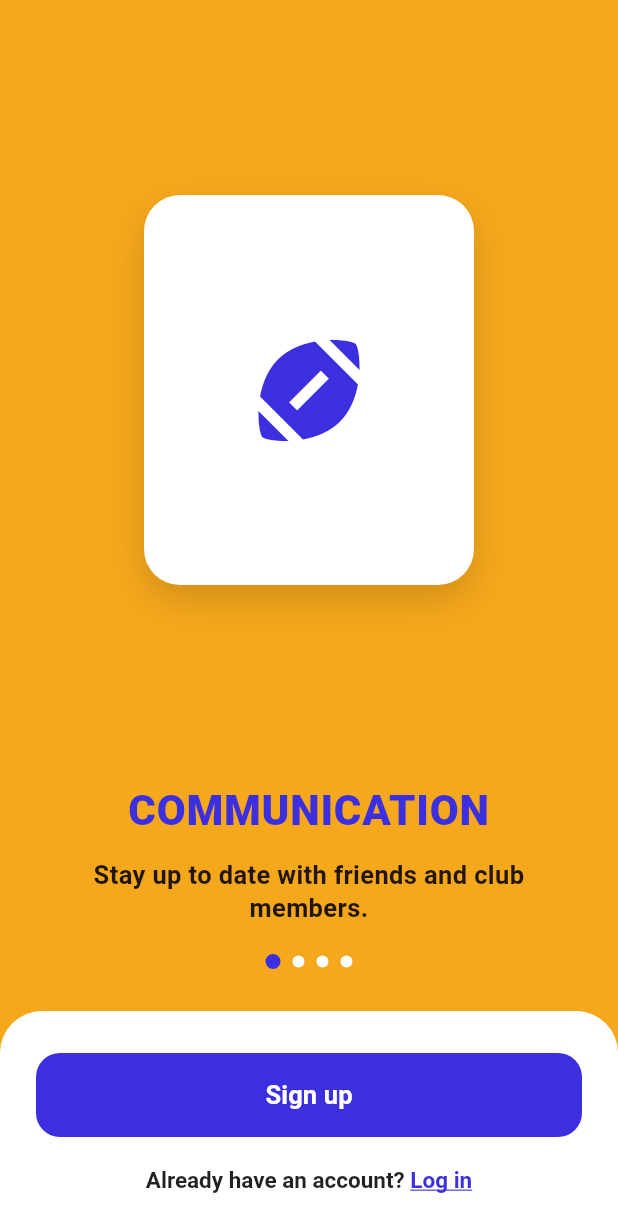
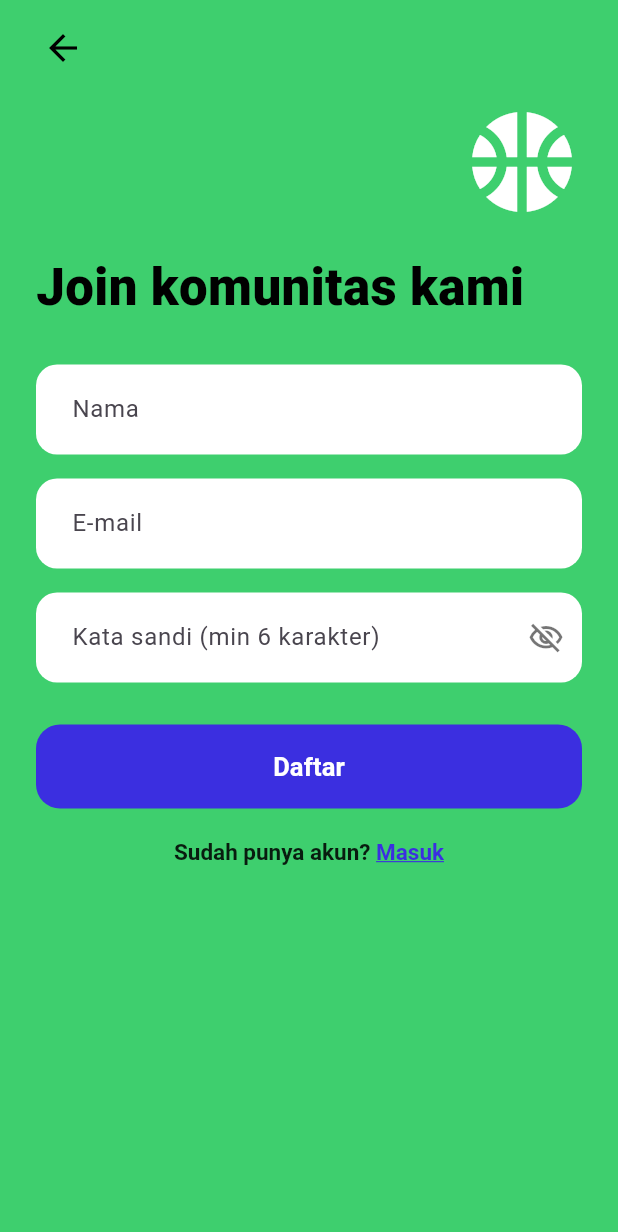
Before and after one commit to almars0306-pixel/Mobile-Programming-Sem3-Reclub-, a Flutter app: the screen it shows after launch, after a tap on "Sign up", on a phone screen of 412 x 824 dp. Shown: the top 1232 px of the screen. Run offline on Flutter 3.47's test engine with Material 3 defaults, Android fonts, the phone set to English and light mode, and no system bars.

Commit message:
Update login/signup navigation to home page

```diff
--- /dev/null
+++ b/lib/auth_service.dart
@@ -0,0 +1,32 @@
+class AuthService {
+  AuthService._internal();
+  static final AuthService instance = AuthService._internal();
+
+  final List<Map<String, String>> _users = [];
+
+  bool register({
+    required String name,
+    required String email,
+    required String password,
+  }) {
+    final alreadyExists = _users.any(
+      (user) => user['email']!.toLowerCase() == email.toLowerCase(),
+    );
+    if (alreadyExists) return false;
+
+    _users.add({
+      'name': name,
+      'email': email,
+      'password': password,
+    });
+    return true;
+  }
+
+  bool login({required String email, required String password}) {
+    return _users.any(
+      (user) =>
+          user['email']!.toLowerCase() == email.toLowerCase() &&
+          user['password'] == password,
+    );
+  }
+}
--- a/lib/main.dart
+++ b/lib/main.dart
@@ -6,8 +6,6 @@ void main() {
   runApp(const MyApp());
 }
 
-// Supaya PageView / ListView bisa di-swipe pakai mouse drag juga
-// (default Flutter cuma dengar touch, jadi di Chrome kerasa "gabisa di-swipe").
 class AppScrollBehavior extends MaterialScrollBehavior {
   @override
   Set<PointerDeviceKind> get dragDevices => {
@@ -30,7 +28,7 @@ class MyApp extends StatelessWidget {
       theme: ThemeData(
         colorScheme: ColorScheme.fromSeed(seedColor: Colors.deepPurple),
       ),
-      home: const LoginPage(),
+      home: const OnboardingPage(),
     );
   }
 }
--- /dev/null
+++ b/lib/tampilan_utama/signup.dart
@@ -0,0 +1,273 @@
+import 'package:flutter/material.dart';
+import 'package:flutter/gestures.dart';
+import 'login.dart';
+import '../auth_service.dart';
+
+class SignupPage extends StatefulWidget {
+  const SignupPage({super.key});
+
+  @override
+  State<SignupPage> createState() => _SignupPageState();
+}
+
+class _SignupPageState extends State<SignupPage> {
+  final TextEditingController _nameController = TextEditingController();
+  final TextEditingController _emailController = TextEditingController();
+  final TextEditingController _passwordController =
+      TextEditingController();
+
+  bool _obscurePassword = true;
+
+  @override
+  void dispose() {
+    _nameController.dispose();
+    _emailController.dispose();
+    _passwordController.dispose();
+    super.dispose();
+  }
+
+  @override
+  Widget build(BuildContext context) {
+    return Scaffold(
+      backgroundColor: const Color(0xFF3ECF6E),
+      body: SafeArea(
+        child: SingleChildScrollView(
+          padding: const EdgeInsets.symmetric(horizontal: 24),
+          child: Column(
+            crossAxisAlignment: CrossAxisAlignment.start,
+            children: [
+              const SizedBox(height: 8),
+
+              IconButton(
+                onPressed: () => Navigator.pop(context),
+                icon: const Icon(
+                  Icons.arrow_back,
+                  color: Colors.black,
+                  size: 28,
+                ),
+                padding: EdgeInsets.zero,
+                alignment: Alignment.centerLeft,
+              ),
+
+              const SizedBox(height: 12),
+
+              const Align(
+                alignment: Alignment.centerRight,
+                child: Icon(
+                  Icons.sports_basketball,
+                  size: 80,
+                  color: Colors.white,
+                ),
+              ),
+
+              const SizedBox(height: 24),
+
+              const Text(
+                'Join komunitas kami',
+                style: TextStyle(
+                  fontSize: 34,
+                  fontWeight: FontWeight.w800,
+                  color: Colors.black,
+                  height: 1.15,
+                ),
+              ),
+
+              const SizedBox(height: 32),
+
+              TextField(
+                controller: _nameController,
+                keyboardType: TextInputType.name,
+                decoration: InputDecoration(
+                  hintText: 'Nama',
+                  filled: true,
+                  fillColor: Colors.white,
+                  contentPadding: const EdgeInsets.symmetric(
+                    horizontal: 20,
+                    vertical: 18,
+                  ),
+                  border: OutlineInputBorder(
+                    borderRadius: BorderRadius.circular(14),
+                    borderSide: BorderSide.none,
+                  ),
+                ),
+              ),
+
+              const SizedBox(height: 16),
+
+              TextField(
+                controller: _emailController,
+                keyboardType: TextInputType.emailAddress,
+                decoration: InputDecoration(
+                  hintText: 'E-mail',
+                  filled: true,
+                  fillColor: Colors.white,
+                  contentPadding: const EdgeInsets.symmetric(
+                    horizontal: 20,
+                    vertical: 18,
+                  ),
+                  border: OutlineInputBorder(
+                    borderRadius: BorderRadius.circular(14),
+                    borderSide: BorderSide.none,
+                  ),
+                ),
+              ),
+
+              const SizedBox(height: 16),
+
+              TextField(
+                controller: _passwordController,
+                obscureText: _obscurePassword,
+                decoration: InputDecoration(
+                  hintText: 'Kata sandi (min 6 karakter)',
+                  filled: true,
+                  fillColor: Colors.white,
+                  contentPadding: const EdgeInsets.symmetric(
+                    horizontal: 20,
+                    vertical: 18,
+                  ),
+                  border: OutlineInputBorder(
+                    borderRadius: BorderRadius.circular(14),
+                    borderSide: BorderSide.none,
+                  ),
+                  suffixIcon: IconButton(
+                    icon: Icon(
+                      _obscurePassword
+                          ? Icons.visibility_off_outlined
+                          : Icons.visibility_outlined,
+                      color: Colors.black54,
+                    ),
+                    onPressed: () {
+                      setState(() {
+                        _obscurePassword = !_obscurePassword;
+                      });
+                    },
+                  ),
+                ),
+              ),
+
+              const SizedBox(height: 28),
+
+              SizedBox(
+                width: double.infinity,
+                height: 56,
+                child: ElevatedButton(
+                  onPressed: () {
+                    final name = _nameController.text.trim();
+                    final email = _emailController.text.trim();
+                    final password = _passwordController.text;
+
+                    if (name.isEmpty ||
+                        email.isEmpty ||
+                        password.isEmpty) {
+                      ScaffoldMessenger.of(context).showSnackBar(
+                        const SnackBar(
+                          content: Text('Semua kolom wajib diisi'),
+                        ),
+                      );
+                      return;
+                    }
+
+                    if (password.length < 6) {
+                      ScaffoldMessenger.of(context).showSnackBar(
+                        const SnackBar(
+                          content: Text(
+                            'Kata sandi minimal 6 karakter',
+                          ),
+                        ),
+                      );
+                      return;
+                    }
+
+                    final success = AuthService.instance.register(
+                      name: name,
+                      email: email,
+                      password: password,
+                    );
+
+                    if (success) {
+                      ScaffoldMessenger.of(context).showSnackBar(
+                        const SnackBar(
+                          content: Text(
+                            'Akun berhasil dibuat, silakan login',
+                          ),
+                        ),
+                      );
+
+                      Navigator.pushReplacement(
+                        context,
+                        MaterialPageRoute(
+                          builder: (context) => const LoginPage(),
+                        ),
+                      );
+                    } else {
+                      ScaffoldMessenger.of(context).showSnackBar(
+                        const SnackBar(
+                          content: Text('Email sudah terdaftar'),
+                        ),
+                      );
+                    }
+                  },
+                  style: ElevatedButton.styleFrom(
+                    backgroundColor: const Color(0xFF3B2FE0),
+                    foregroundColor: Colors.white,
+                    elevation: 0,
+                    shape: RoundedRectangleBorder(
+                      borderRadius: BorderRadius.circular(16),
+                    ),
+                  ),
+                  child: const Text(
+                    'Daftar',
+                    style: TextStyle(
+                      fontSize: 17,
+                      fontWeight: FontWeight.w700,
+                    ),
+                  ),
+                ),
+              ),
+
+              const SizedBox(height: 20),
+
+              Center(
+                child: RichText(
+                  textAlign: TextAlign.center,
+                  text: TextSpan(
+                    style: const TextStyle(
+                      fontSize: 15,
+                      fontWeight: FontWeight.w700,
+                      color: Colors.black87,
+                    ),
+                    children: [
+                      const TextSpan(
+                        text: 'Sudah punya akun? ',
+                      ),
+
+                      TextSpan(
+                        text: 'Masuk',
+                        style: const TextStyle(
+                          color: Color(0xFF3B2FE0),
+                          decoration: TextDecoration.underline,
+                        ),
+                        recognizer: TapGestureRecognizer()
+                          ..onTap = () {
+                            Navigator.push(
+                              context,
+                              MaterialPageRoute(
+                                builder: (context) =>
+                                    const LoginPage(),
+                              ),
+                            );
+                          },
+                      ),
+                    ],
+                  ),
+                ),
+              ),
+
+              const SizedBox(height: 24),
+            ],
+          ),
+        ),
+      ),
+    );
+  }
+}
--- a/lib/tampilan_utama/tampilan_utama.dart
+++ b/lib/tampilan_utama/tampilan_utama.dart
@@ -1,5 +1,8 @@
 import 'package:flutter/material.dart';
 import 'package:flutter/gestures.dart';
+
+import 'login.dart';
+import 'signup.dart';
 
 class _OnboardSlide {
   final IconData icon;
@@ -36,14 +39,14 @@ const List<_OnboardSlide> _slides = [
   ),
 ];
 
-class LoginPage extends StatefulWidget {
-  const LoginPage({super.key});
+class OnboardingPage extends StatefulWidget {
+  const OnboardingPage({super.key});
 
   @override
-  State<LoginPage> createState() => _LoginPageState();
+  State<OnboardingPage> createState() => _OnboardingPageState();
 }
 
-class _LoginPageState extends State<LoginPage> {
+class _OnboardingPageState extends State<OnboardingPage> {
   final PageController _pageController = PageController();
   int _currentPage = 0;
 
@@ -167,7 +170,12 @@ class _LoginPageState extends State<LoginPage> {
                           height: 56,
                           child: ElevatedButton(
                             onPressed: () {
-                              // TODO: aksi sign up / pindah ke halaman register
+                              Navigator.push(
+                                context,
+                                MaterialPageRoute(
+                                  builder: (context) => const SignupPage(),
+                                ),
+                              );
                             },
                             style: ElevatedButton.styleFrom(
                               backgroundColor: const Color(0xFF3B2FE0),
@@ -209,7 +217,12 @@ class _LoginPageState extends State<LoginPage> {
                           ),
                           recognizer: TapGestureRecognizer()
                             ..onTap = () {
-                              // TODO: navigasi ke halaman login
+                              Navigator.push(
+                                context,
+                                MaterialPageRoute(
+                                  builder: (context) => const LoginPage(),
+                                ),
+                              );
                             },
                         ),
                       ],
```
Also changed, not shown: lib/features/home/widgets/home_page.dart (added, +23 -0 lines), lib/tampilan_utama/login.dart (added, +186 -0 lines).
